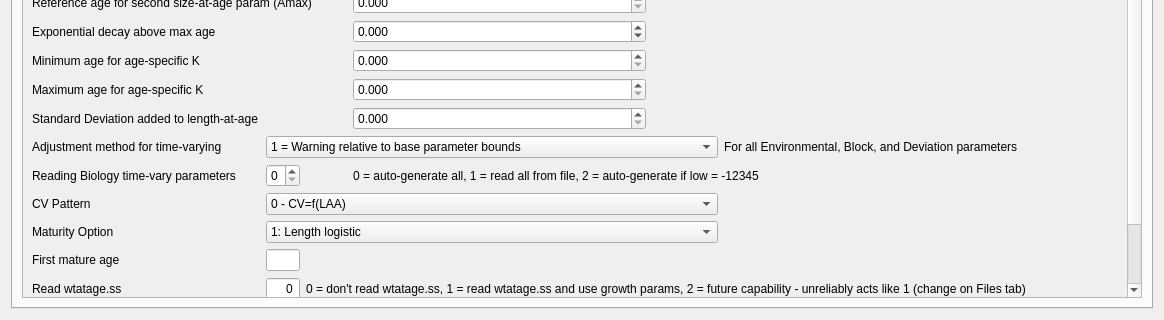
This is src/population_widget.ui in nmfs-ost/ss3-ssi as Qt 5 draws it before an edit; both pictures show x 0 to 1164 and y 390 to 710 of the 1164 by 710 pixel window. The edited form follows.
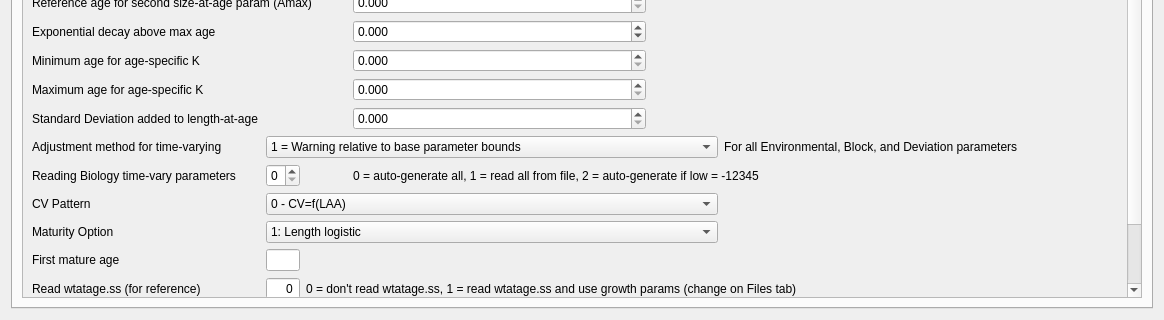
This is the edited form. Icons and pictures are not drawn.

```diff
--- a/src/population_widget.ui
+++ b/src/population_widget.ui
@@ -420,7 +420,7 @@
              <item row="20" column="0">
               <widget class="QLabel" name="label_wtatage">
                <property name="text">
-                <string>Read wtatage.ss</string>
+                <string>Read wtatage.ss (for reference)</string>
                </property>
               </widget>
              </item>
@@ -846,7 +846,7 @@
              <item row="20" column="2" colspan="8">
               <widget class="QLabel" name="label_wtatage_info">
                <property name="text">
-                <string>0 = don't read wtatage.ss, 1 = read wtatage.ss and use growth params, 2 = future capability - unreliably acts like 1 (change on Files tab)</string>
+                <string>0 = don't read wtatage.ss, 1 = read wtatage.ss and use growth params (change on Files tab)</string>
                </property>
               </widget>
              </item>
```
Left out of the diff: 2 changed lines with no effect on the pictures.
